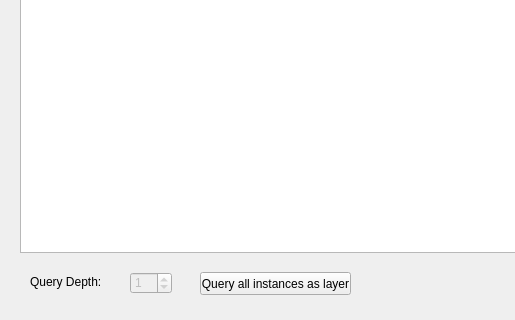
The window that dialogs/ui/dataschemadialog.ui (sparqlunicorn/sparqlunicornGoesGIS) describes before a commit, drawn with Qt 5; both pictures show x 0 to 515 and y 138 to 458 of the 953 by 458 pixel window.
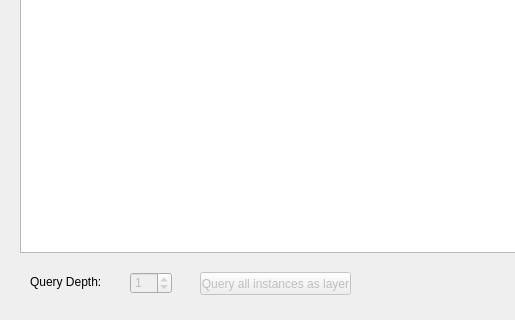
The same window after the commit.

What changed in the file:
```diff
--- a/dialogs/ui/dataschemadialog.ui
+++ b/dialogs/ui/dataschemadialog.ui
@@ -127,6 +127,9 @@
    </property>
   </widget>
   <widget class="QPushButton" name="queryAllInstancesButton">
+   <property name="enabled">
+    <bool>false</bool>
+   </property>
    <property name="geometry">
     <rect>
      <x>200</x>
```
